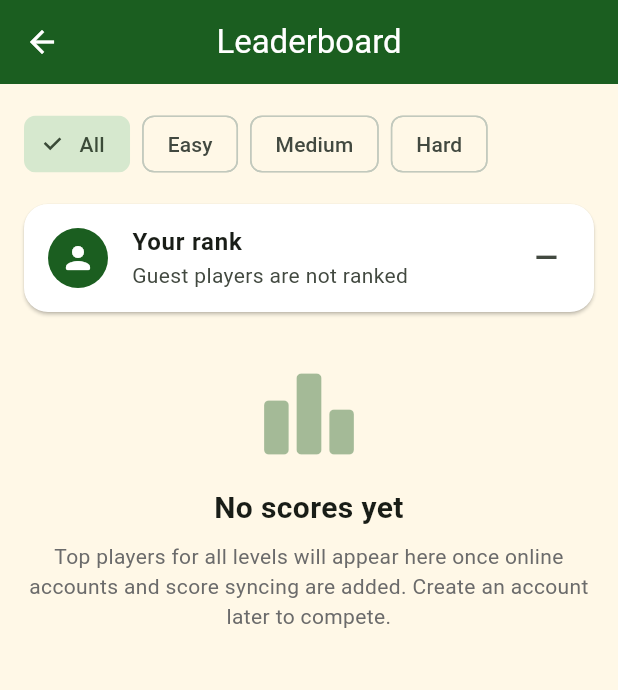
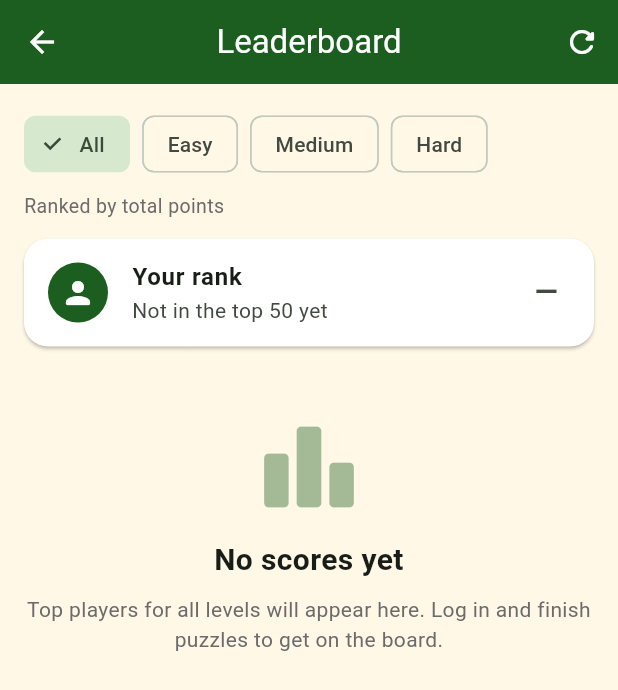
Before and after one commit to khems9p-coder/assam-crossword, a Flutter app: the LeaderboardScreen screen opened by its route, after a tap on "All", on a phone screen of 412 x 824 dp. Shown: the top 690 px of the screen. Run offline on Flutter 3.47's test engine with Material 3 defaults, Android fonts, the phone set to English and light mode, and no system bars; our stand-ins replace audioplayers, cloud_firestore, connectivity_plus, firebase_auth, firebase_core, material_ui and 1 more; accounts and stored records are empty.

Commit message:
Phase 12: cloud sync, leaderboard and Firestore rules

```diff
--- a/lib/main.dart
+++ b/lib/main.dart
@@ -8,6 +8,7 @@ import 'firebase_options.dart';
 import 'screens/splash_screen.dart';
 import 'services/app_state.dart';
 import 'services/auth_service.dart';
+import 'services/cloud_service.dart';
 import 'services/connectivity_service.dart';
 import 'services/daily_service.dart';
 import 'services/local_store.dart';
@@ -43,6 +44,7 @@ Future<void> main() async {
       options: DefaultFirebaseOptions.currentPlatform,
     );
     AuthService.instance.start();
+    CloudService.instance.start();
     debugPrint('Firebase connected: ${Firebase.app().options.projectId}');
   } catch (error) {
     debugPrint('Firebase not available: $error');
--- a/lib/screens/leaderboard_screen.dart
+++ b/lib/screens/leaderboard_screen.dart
@@ -1,7 +1,10 @@
 import 'package:material_ui/material_ui.dart';
 
 import '../models/difficulty.dart';
+import '../services/auth_service.dart';
+import '../services/cloud_service.dart';
 import '../theme/app_theme.dart';
+import '../utils/app_routes.dart';
 
 class LeaderboardScreen extends StatefulWidget {
   const LeaderboardScreen({super.key});
@@ -12,14 +15,48 @@ class LeaderboardScreen extends StatefulWidget {
 
 class _LeaderboardScreenState extends State<LeaderboardScreen> {
   Difficulty? _filter;
+  Future<List<LeaderEntry>>? _future;
+
+  @override
+  void initState() {
+    super.initState();
+    _load();
+  }
+
+  void _load() {
+    if (AuthService.instance.available) {
+      // Upload this player's latest scores first, then read the board.
+      _future = CloudService.instance
+          .push()
+          .then((_) => CloudService.instance.top(_filter));
+    } else {
+      _future = null;
+    }
+  }
+
+  void _select(Difficulty? filter) {
+    setState(() {
+      _filter = filter;
+      _load();
+    });
+  }
 
   @override
   Widget build(BuildContext context) {
-    final String filterLabel =
-        _filter == null ? 'all levels' : '${_filter!.label} puzzles';
+    final Future<List<LeaderEntry>>? future = _future;
 
     return Scaffold(
-      appBar: AppBar(title: const Text('Leaderboard')),
+      appBar: AppBar(
+        title: const Text('Leaderboard'),
+        actions: [
+          if (future != null)
+            IconButton(
+              tooltip: 'Refresh',
+              icon: const Icon(Icons.refresh_rounded),
+              onPressed: () => setState(_load),
+            ),
+        ],
+      ),
       body: ListView(
         padding: const EdgeInsets.all(16),
         children: [
@@ -30,35 +67,145 @@ class _LeaderboardScreenState extends State<LeaderboardScreen> {
               ChoiceChip(
                 label: const Text('All'),
                 selected: _filter == null,
-                onSelected: (_) => setState(() => _filter = null),
+                onSelected: (_) => _select(null),
               ),
               for (final Difficulty level in Difficulty.values)
                 ChoiceChip(
                   label: Text(level.label),
                   selected: _filter == level,
-                  onSelected: (_) => setState(() => _filter = level),
+                  onSelected: (_) => _select(level),
                 ),
             ],
           ),
-          const SizedBox(height: 16),
-          const Card(
+          const SizedBox(height: 8),
+          Text(
+            _filter == null
+                ? 'Ranked by total points'
+                : 'Ranked by puzzles completed on ${_filter!.label}',
+            style: const TextStyle(fontSize: 13, color: AppColors.grey),
+          ),
+          const SizedBox(height: 12),
+          if (future == null)
+            _emptyState(null)
+          else
+            FutureBuilder<List<LeaderEntry>>(
+              future: future,
+              builder: (context, snapshot) {
+                if (snapshot.connectionState != ConnectionState.done) {
+                  return const Padding(
+                    padding: EdgeInsets.all(32),
+                    child: Center(child: CircularProgressIndicator()),
+                  );
+                }
+                if (snapshot.hasError) {
+                  return _emptyState(
+                    'Could not load the leaderboard. Check your internet '
+                    'connection and tap refresh.',
+                  );
+                }
+                final List<LeaderEntry> entries = snapshot.data ?? const [];
+                return Column(
+                  crossAxisAlignment: CrossAxisAlignment.stretch,
+                  children: [
+                    _yourRank(entries),
+                    const SizedBox(height: 12),
+                    if (entries.isEmpty)
+                      _emptyState(null)
+                    else
+                      for (int i = 0; i < entries.length; i++)
+                        _row(i + 1, entries[i]),
+                  ],
+                );
+              },
+            ),
+        ],
+      ),
+    );
+  }
+
+  Widget _yourRank(List<LeaderEntry> entries) {
+    final String? uid = AuthService.instance.user?.uid;
+    String subtitle;
+    String rank = '—';
+    if (uid == null) {
+      subtitle = 'Log in to appear on the leaderboard';
+    } else {
+      final int index = entries.indexWhere((e) => e.uid == uid);
+      if (index >= 0) {
+        rank = '#${index + 1}';
+        subtitle = 'Keep playing to climb higher';
+      } else {
+        subtitle = 'Not in the top 50 yet';
+      }
+    }
+    return Card(
       margin: EdgeInsets.zero,
       child: ListTile(
-              leading: CircleAvatar(
+        leading: const CircleAvatar(
           backgroundColor: AppColors.forestGreen,
           child: Icon(Icons.person_rounded, color: Colors.white),
         ),
-              title: Text(
+        title: const Text(
           'Your rank',
           style: TextStyle(fontWeight: FontWeight.bold),
         ),
-              subtitle: Text('Guest players are not ranked'),
+        subtitle: Text(subtitle),
         trailing: Text(
-                '—',
-                style: TextStyle(fontSize: 20, fontWeight: FontWeight.bold),
+          rank,
+          style: const TextStyle(fontSize: 20, fontWeight: FontWeight.bold),
+        ),
+        onTap: uid == null
+            ? () => Navigator.of(context).pushNamed(AppRoutes.login)
+            : null,
+      ),
+    );
+  }
+
+  Widget _row(int rank, LeaderEntry entry) {
+    final bool me = entry.uid == AuthService.instance.user?.uid;
+    final Color medal = switch (rank) {
+      1 => AppColors.gold,
+      2 => const Color(0xFFB0BEC5),
+      3 => const Color(0xFFCD7F32),
+      _ => Colors.black12,
+    };
+    final int value = entry.valueFor(_filter);
+    return Card(
+      margin: const EdgeInsets.only(bottom: 8),
+      color: me ? AppColors.gold.withValues(alpha: 0.2) : null,
+      child: ListTile(
+        leading: CircleAvatar(
+          backgroundColor: medal,
+          child: Text(
+            '$rank',
+            style: const TextStyle(fontWeight: FontWeight.bold),
+          ),
+        ),
+        title: Text(
+          me ? '${entry.name} (you)' : entry.name,
+          maxLines: 1,
+          overflow: TextOverflow.ellipsis,
+          style: const TextStyle(fontWeight: FontWeight.bold),
+        ),
+        subtitle: Text('Level ${entry.level} · ${entry.puzzles} puzzles'),
+        trailing: Text(
+          _filter == null ? '$value pts' : '$value',
+          style: const TextStyle(
+            fontSize: 16,
+            fontWeight: FontWeight.bold,
+            color: AppColors.forestGreen,
           ),
         ),
       ),
+    );
+  }
+
+  Widget _emptyState(String? message) {
+    final String filterLabel =
+        _filter == null ? 'all levels' : '${_filter!.label} puzzles';
+    return Column(
+      crossAxisAlignment: CrossAxisAlignment.stretch,
+      children: [
         const SizedBox(height: 32),
         Icon(
           Icons.leaderboard_rounded,
@@ -73,14 +220,13 @@ class _LeaderboardScreenState extends State<LeaderboardScreen> {
         ),
         const SizedBox(height: 8),
         Text(
-            'Top players for $filterLabel will appear here once online '
-            'accounts and score syncing are added. Create an account later '
-            'to compete.',
+          message ??
+              'Top players for $filterLabel will appear here. Log in and '
+                  'finish puzzles to get on the board.',
           textAlign: TextAlign.center,
           style: const TextStyle(color: AppColors.grey),
         ),
       ],
-      ),
     );
   }
 }
--- /dev/null
+++ b/lib/services/cloud_service.dart
@@ -0,0 +1,169 @@
+import 'dart:async';
+
+import 'package:cloud_firestore/cloud_firestore.dart';
+import 'package:flutter/foundation.dart';
+
+import '../models/difficulty.dart';
+import '../models/player_stats.dart';
+import 'app_state.dart';
+import 'auth_service.dart';
+
+/// One row of the leaderboard.
+class LeaderEntry {
+  final String uid;
+  final String name;
+  final int points;
+  final int puzzles;
+  final int level;
+  final Map<Difficulty, int> byDifficulty;
+
+  const LeaderEntry({
+    required this.uid,
+    required this.name,
+    required this.points,
+    required this.puzzles,
+    required this.level,
+    required this.byDifficulty,
+  });
+
+  /// The number used for ranking: points for "All", otherwise the number
+  /// of puzzles finished at that difficulty.
+  int valueFor(Difficulty? filter) =>
+      filter == null ? points : (byDifficulty[filter] ?? 0);
+
+  factory LeaderEntry.fromMap(String uid, Map<String, dynamic> data) {
+    int readInt(String key) {
+      final Object? value = data[key];
+      return value is num ? value.toInt() : 0;
+    }
+
+    final Object? name = data['name'];
+    return LeaderEntry(
+      uid: uid,
+      name: name is String && name.trim().isNotEmpty ? name : 'Player',
+      points: readInt('points'),
+      puzzles: readInt('puzzles'),
+      level: readInt('level'),
+      byDifficulty: {
+        for (final Difficulty d in Difficulty.values) d: readInt(d.name),
+      },
+    );
+  }
+}
+
+/// Saves signed-in players' progress to Cloud Firestore and reads the
+/// leaderboard. Guests and offline players keep playing on the device;
+/// nothing here ever stops the game.
+///
+/// users/{uid}        - the player's full stats (only they can read it)
+/// leaderboard/{uid}  - name and scores shown to everyone
+class CloudService {
+  CloudService._();
+
+  static final CloudService instance = CloudService._();
+
+  String? _syncedUid;
+
+  bool get _ready =>
+      AuthService.instance.available && AuthService.instance.isSignedIn;
+
+  FirebaseFirestore get _db => FirebaseFirestore.instance;
+
+  /// Called once from main(), after AuthService.start().
+  void start() {
+    AuthService.instance.addListener(_onAuthChanged);
+    _onAuthChanged();
+  }
+
+  void _onAuthChanged() {
+    final String? uid = AuthService.instance.user?.uid;
+    if (uid == null) {
+      _syncedUid = null;
+      return;
+    }
+    if (uid != _syncedUid) {
+      _syncedUid = uid;
+      unawaited(syncNow());
+    } else {
+      // Same player, e.g. after a name change: upload the latest.
+      unawaited(push());
+    }
+  }
+
+  /// Joins the cloud copy with this device's progress, keeping the best
+  /// of both, then saves the result in both places.
+  Future<void> syncNow() async {
+    if (!_ready) {
+      return;
+    }
+    final String uid = AuthService.instance.user!.uid;
+    try {
+      final DocumentSnapshot<Map<String, dynamic>> doc =
+          await _db.collection('users').doc(uid).get();
+      final Object? cloud = doc.data()?['stats'];
+      if (cloud is Map) {
+        final PlayerStats merged = PlayerStats.merge(
+          AppState.instance.stats,
+          PlayerStats.fromJson(Map<String, dynamic>.from(cloud)),
+        );
+        AppState.instance.updateStats(merged);
+      }
+      await push();
+    } catch (error) {
+      debugPrint('Cloud sync skipped: $error');
+    }
+  }
+
+  /// Uploads this device's progress for the signed-in player.
+  Future<void> push() async {
+    if (!_ready) {
+      return;
+    }
+    final String uid = AuthService.instance.user!.uid;
+    final PlayerStats stats = AppState.instance.stats;
+    final String name = AuthService.instance.displayName;
+    try {
+      await _db.collection('users').doc(uid).set({
+        'name': name,
+        'stats': stats.toJson(),
+        'updatedAt': FieldValue.serverTimestamp(),
+      });
+      await _db.collection('leaderboard').doc(uid).set({
+        'name': name.length > 40 ? name.substring(0, 40) : name,
+        'points': stats.totalPoints,
+        'puzzles': stats.puzzlesCompleted,
+        'level': stats.level,
+        for (final Difficulty d in Difficulty.values)
+          d.name: stats.completedByDifficulty[d] ?? 0,
+        'updatedAt': FieldValue.serverTimestamp(),
+      });
+    } catch (error) {
+      debugPrint('Cloud save skipped: $error');
+    }
+  }
+
+  /// Top 50 players: by points, or by puzzles finished at a difficulty.
+  /// Returns an empty list if online features are not available.
+  Future<List<LeaderEntry>> top(Difficulty? filter) async {
+    if (!AuthService.instance.available) {
+      return const [];
+    }
+    final String field = filter == null ? 'points' : filter.name;
+    final QuerySnapshot<Map<String, dynamic>> result = await _db
+        .collection('leaderboard')
+        .orderBy(field, descending: true)
+        .limit(50)
+        .get();
+    return [
+      for (final QueryDocumentSnapshot<Map<String, dynamic>> doc
+          in result.docs)
+        LeaderEntry.fromMap(doc.id, doc.data()),
+    ].where((LeaderEntry e) => e.valueFor(filter) > 0).toList();
+  }
+
+  /// Removes the player's online data. Used before deleting an account.
+  Future<void> deleteMyData(String uid) async {
+    await _db.collection('leaderboard').doc(uid).delete();
+    await _db.collection('users').doc(uid).delete();
+  }
+}
--- a/lib/services/score_service.dart
+++ b/lib/services/score_service.dart
@@ -1,3 +1,5 @@
+import 'dart:async';
+
 import '../data/category_data.dart';
 import '../game/crossword_engine.dart';
 import '../models/achievement.dart';
@@ -5,6 +7,7 @@ import '../models/difficulty.dart';
 import '../models/player_stats.dart';
 import 'achievement_service.dart';
 import 'app_state.dart';
+import 'cloud_service.dart';
 import 'daily_service.dart';
 import 'local_store.dart';
 
@@ -185,6 +188,7 @@ class ScoreService {
       );
     }
     AppState.instance.updateStats(updated);
+    unawaited(CloudService.instance.push());
 
     return GameResult(
       seconds: seconds,
--- a/pubspec.yaml
+++ b/pubspec.yaml
@@ -41,6 +41,7 @@ dependencies:
   shared_preferences: ^2.5.6
   connectivity_plus: ^7.3.2
   audioplayers: ^6.8.1
+  cloud_firestore: ^7.2.0
 
 dev_dependencies:
   flutter_test:
```
Also changed, not shown: lib/models/player_stats.dart (+40 -0 lines), lib/services/auth_service.dart (+13 -3 lines), firebase.json, pubspec.lock, 2 other files. Lines whose indentation alone changed are shown as unchanged.
